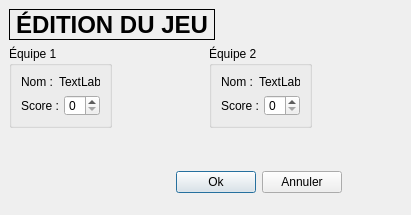
First picture: the form in GameWindow.ui, repository arabine/tanca, before the edit.
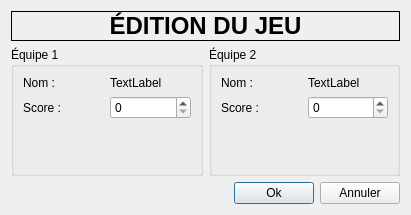
Second picture: the form after the edit.

Commit message: Corrections V1.1 + added new README entries

What changed in the file:
```diff
--- a/GameWindow.ui
+++ b/GameWindow.ui
@@ -13,15 +13,9 @@
   <property name="windowTitle">
    <string>Dialog</string>
   </property>
+  <layout class="QGridLayout" name="gridLayout_3">
+   <item row="0" column="0" colspan="2">
   <widget class="QLabel" name="label">
-   <property name="geometry">
-    <rect>
-     <x>9</x>
-     <y>9</y>
-     <width>206</width>
-     <height>31</height>
-    </rect>
-   </property>
    <property name="sizePolicy">
     <sizepolicy hsizetype="Preferred" vsizetype="Fixed">
      <horstretch>0</horstretch>
@@ -48,15 +42,9 @@
     <set>Qt::AlignCenter</set>
    </property>
   </widget>
+   </item>
+   <item row="1" column="0">
   <widget class="QGroupBox" name="groupBox">
-   <property name="geometry">
-    <rect>
-     <x>9</x>
-     <y>46</y>
-     <width>103</width>
-     <height>82</height>
-    </rect>
-   </property>
    <property name="title">
     <string>Équipe 1</string>
    </property>
@@ -112,15 +100,9 @@
     </item>
    </layout>
   </widget>
+   </item>
+   <item row="1" column="1">
   <widget class="QGroupBox" name="groupBox_2">
-   <property name="geometry">
-    <rect>
-     <x>209</x>
-     <y>46</y>
-     <width>103</width>
-     <height>82</height>
-    </rect>
-   </property>
    <property name="title">
     <string>Équipe 2</string>
    </property>
@@ -176,15 +158,8 @@
     </item>
    </layout>
   </widget>
-  <widget class="QWidget" name="">
-   <property name="geometry">
-    <rect>
-     <x>30</x>
-     <y>170</y>
-     <width>312</width>
-     <height>25</height>
-    </rect>
-   </property>
+   </item>
+   <item row="2" column="0" colspan="2">
    <layout class="QHBoxLayout" name="horizontalLayout_5">
     <item>
      <spacer name="horizontalSpacer">
@@ -214,7 +189,8 @@
      </widget>
     </item>
    </layout>
-  </widget>
+   </item>
+  </layout>
  </widget>
  <resources/>
  <connections/>
```
Lines whose indentation alone changed are shown as unchanged. The commit also changes 2 other files.
